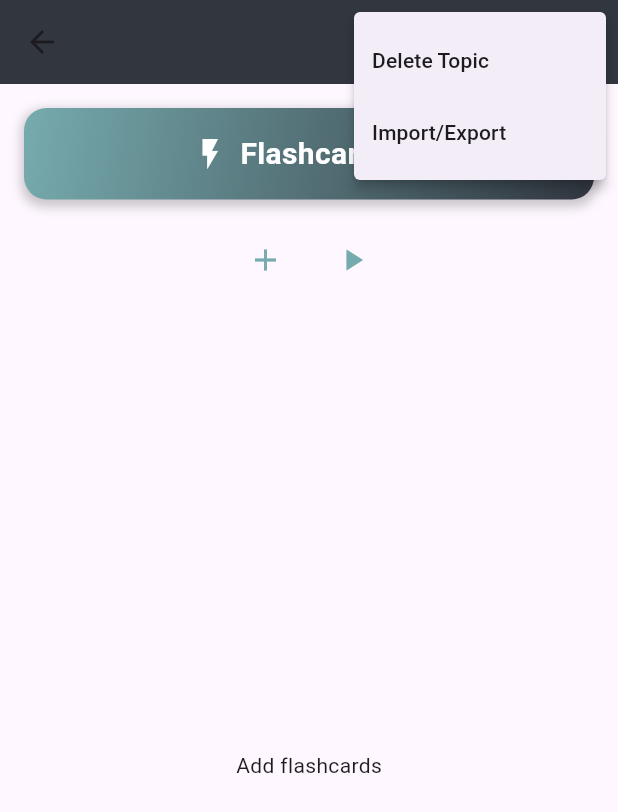
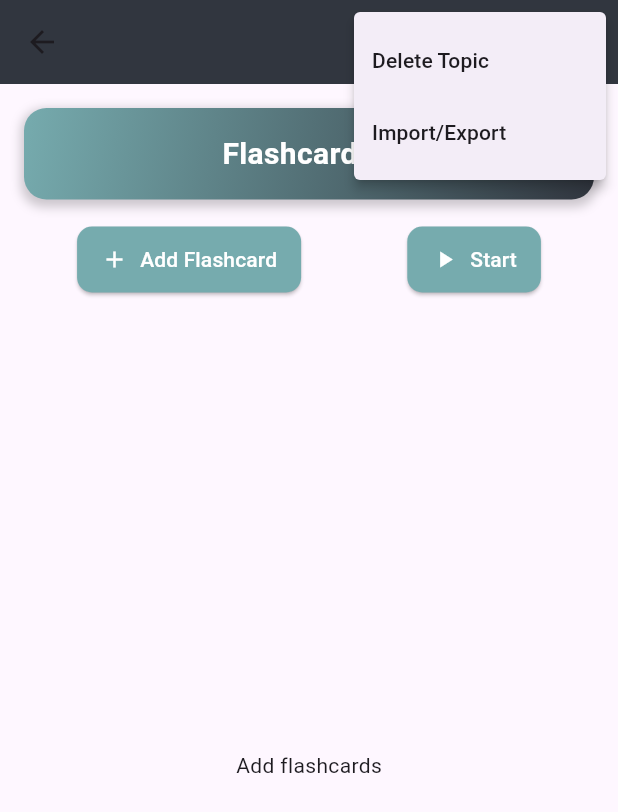
Before and after one commit to andreiraphel/ExamPrep, a Flutter app: the TopicDetails screen opened directly with empty values, after a tap on the "menu" icon, on a phone screen of 412 x 824 dp. Shown: the top 812 px of the screen. Run offline on Flutter 3.47's test engine with Material 3 defaults, Android fonts, the phone set to English and light mode, and no system bars; our stand-ins replace percent_indicator, sqflite; accounts and stored records are empty.

Commit message:
Improved UI

```diff
--- a/lib/screens/new_card.dart
+++ b/lib/screens/new_card.dart
@@ -24,7 +24,11 @@ class NewCard extends StatelessWidget {
       appBar: AppBar(
         title: Text(
           topicName,
-          style: const TextStyle(color: Color(0xFFEEEEEE)),
+          style: const TextStyle(
+            color: Color(0xFFEEEEEE),
+            fontWeight: FontWeight.bold,
+            fontSize: 24.0,
+          ),
         ),
         backgroundColor: const Color(0xFF31363F),
       ),
--- a/lib/screens/new_topic.dart
+++ b/lib/screens/new_topic.dart
@@ -13,7 +13,11 @@ class NewTopic extends StatelessWidget {
       appBar: AppBar(
         title: const Text(
           'New Topic',
-          style: TextStyle(color: Color(0xFFEEEEEE)),
+          style: TextStyle(
+            color: Color(0xFFEEEEEE),
+            fontWeight: FontWeight.bold,
+            fontSize: 24.0,
+          ),
         ),
         backgroundColor: Color(0xFF31363F),
       ),
--- a/lib/screens/topic_details.dart
+++ b/lib/screens/topic_details.dart
@@ -65,7 +65,11 @@ class _TopicDetailsState extends State<TopicDetails> {
       appBar: AppBar(
         title: Text(
           widget.topicName,
-          style: TextStyle(color: Color(0xFFEEEEEE)),
+          style: TextStyle(
+            color: const Color(0xFFEEEEEE),
+            fontWeight: FontWeight.bold,
+            fontSize: 24.0,
+          ),
         ),
         backgroundColor: Color(0xFF31363F),
         actions: [
@@ -111,7 +115,7 @@ class _TopicDetailsState extends State<TopicDetails> {
                 margin: EdgeInsets.all(16.0),
                 padding: EdgeInsets.symmetric(vertical: 16.0, horizontal: 24.0),
                 decoration: BoxDecoration(
-                  gradient: LinearGradient(
+                  gradient: const LinearGradient(
                     colors: [Color(0xFF76ABAE), Color(0xFF31363F)],
                     begin: Alignment.topLeft,
                     end: Alignment.bottomRight,
@@ -131,15 +135,10 @@ class _TopicDetailsState extends State<TopicDetails> {
                 child: Row(
                   mainAxisAlignment: MainAxisAlignment.center,
                   children: [
-                    Icon(
-                      Icons.flash_on,
-                      color: Colors.white,
-                      size: 24.0,
-                    ),
                     SizedBox(width: 8.0),
                     Text(
                       'Flashcards: $itemCount',
-                      style: TextStyle(
+                      style: const TextStyle(
                         color: Colors.white,
                         fontSize: 20.0,
                         fontWeight: FontWeight.bold,
@@ -149,10 +148,12 @@ class _TopicDetailsState extends State<TopicDetails> {
                   ],
                 ),
               ),
-              Row(
-                mainAxisAlignment: MainAxisAlignment.center,
+              Padding(
+                padding: const EdgeInsets.symmetric(horizontal: 16.0),
+                child: Row(
+                  mainAxisAlignment: MainAxisAlignment.spaceAround,
                   children: [
-                  IconButton(
+                    ElevatedButton.icon(
                       onPressed: () async {
                         await Navigator.push(
                           context,
@@ -167,17 +168,39 @@ class _TopicDetailsState extends State<TopicDetails> {
                         _refreshFlashcards(); // Refresh after returning
                       },
                       icon: Icon(Icons.add),
-                    color: Color(0xFF76ABAE),
+                      label: Text('Add Flashcard'),
+                      style: ElevatedButton.styleFrom(
+                        backgroundColor: Color(0xFF76ABAE),
+                        foregroundColor: Colors.white,
+                        padding: EdgeInsets.symmetric(
+                          horizontal: 16.0,
+                          vertical: 12.0,
                         ),
-                  const SizedBox(width: 10),
-                  IconButton(
+                        shape: RoundedRectangleBorder(
+                          borderRadius: BorderRadius.circular(10.0),
+                        ),
+                      ),
+                    ),
+                    ElevatedButton.icon(
                       onPressed: () {
                         // IMPLEMENT START FUNCTION
                       },
                       icon: Icon(Icons.play_arrow),
-                    color: Color(0xFF76ABAE),
+                      label: Text('Start'),
+                      style: ElevatedButton.styleFrom(
+                        backgroundColor: Color(0xFF76ABAE),
+                        foregroundColor: Colors.white,
+                        padding: EdgeInsets.symmetric(
+                          horizontal: 16.0,
+                          vertical: 12.0,
+                        ),
+                        shape: RoundedRectangleBorder(
+                          borderRadius: BorderRadius.circular(10.0),
+                        ),
+                      ),
                     ),
                   ],
+                ),
               ),
               Expanded(
                 child: Flashcards(
--- a/lib/widgets/flashcards.dart
+++ b/lib/widgets/flashcards.dart
@@ -68,28 +68,58 @@ class FlashcardsState extends State<Flashcards> {
 
   @override
   Widget build(BuildContext context) {
-    return items.isEmpty
-        ? const Center(
-            child: Text("Add flashcards"),
-          )
-        : ListView.builder(
+    return FutureBuilder<List<Map<String, dynamic>>>(
+      future: dbHelper.getFlashcards(widget.topicId),
+      builder: (context, snapshot) {
+        if (snapshot.connectionState == ConnectionState.waiting) {
+          return Center(child: CircularProgressIndicator());
+        } else if (!snapshot.hasData || snapshot.data!.isEmpty) {
+          return Center(child: Text("Add flashcards"));
+        } else {
+          return ListView.builder(
             itemCount: items.length,
             itemBuilder: (context, index) {
-              return ListTile(
-                title: Text(items[index]['question']),
-                subtitle: Text(items[index]['answer']),
-                trailing: Row(mainAxisSize: MainAxisSize.min, children: [
-                  if (deleteBool)
-                    IconButton(
+              return Padding(
+                padding:
+                    const EdgeInsets.symmetric(vertical: 8.0, horizontal: 16.0),
+                child: Card(
+                  elevation: 4,
+                  shape: RoundedRectangleBorder(
+                    borderRadius: BorderRadius.circular(10),
+                  ),
+                  child: ListTile(
+                    contentPadding:
+                        EdgeInsets.symmetric(vertical: 10.0, horizontal: 16.0),
+                    title: Text(
+                      items[index]['question'],
+                      style: TextStyle(
+                        fontWeight: FontWeight.bold,
+                        fontSize: 18,
+                      ),
+                    ),
+                    subtitle: Text(
+                      items[index]['answer'],
+                      style: TextStyle(
+                        fontSize: 16,
+                        color: Colors.grey[700],
+                      ),
+                    ),
+                    trailing: deleteBool
+                        ? IconButton(
                             icon: Icon(Icons.delete),
                             color: Colors.red,
                             onPressed: () {
                               deleteItem(items[index]['id']);
                             },
                           )
-                ]),
+                        : null,
+                  ),
+                ),
               );
             },
           );
         }
+      },
+    );
   }
+}
```
Also changed, not shown: lib/screens/home.dart (+7 -2 lines), lib/widgets/topics.dart (+20 -2 lines). Lines whose indentation alone changed are shown as unchanged.
